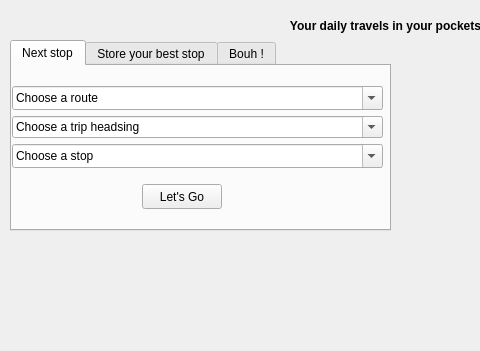
Before: the Qt Designer form ui/MainWindow.ui in nathanfourniol/neobibus, drawn with Qt 5; both pictures show x 0 to 480 and y 0 to 351 of the 984 by 581 pixel window.
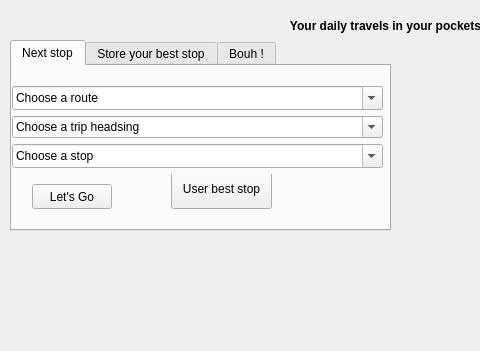
After: the same form once the commit is applied. The open tabs and pages were chosen to show the change.

Patch:
```diff
--- a/ui/MainWindow.ui
+++ b/ui/MainWindow.ui
@@ -144,7 +144,7 @@
           </property>
           <property name="geometry">
            <rect>
-            <x>130</x>
+            <x>20</x>
             <y>10</y>
             <width>80</width>
             <height>25</height>
@@ -166,6 +166,34 @@
            <bool>false</bool>
           </property>
          </widget>
+         <widget class="QPushButton" name="pushButton_send_request_user_best_stop">
+          <property name="enabled">
+           <bool>true</bool>
+          </property>
+          <property name="geometry">
+           <rect>
+            <x>159</x>
+            <y>-6</y>
+            <width>101</width>
+            <height>41</height>
+           </rect>
+          </property>
+          <property name="sizePolicy">
+           <sizepolicy hsizetype="Fixed" vsizetype="Fixed">
+            <horstretch>0</horstretch>
+            <verstretch>0</verstretch>
+           </sizepolicy>
+          </property>
+          <property name="layoutDirection">
+           <enum>Qt::LeftToRight</enum>
+          </property>
+          <property name="text">
+           <string>User best stop</string>
+          </property>
+          <property name="checkable">
+           <bool>false</bool>
+          </property>
+         </widget>
         </widget>
        </item>
       </layout>
```
Left out of the diff: 25 changed lines with no effect on the pictures.
